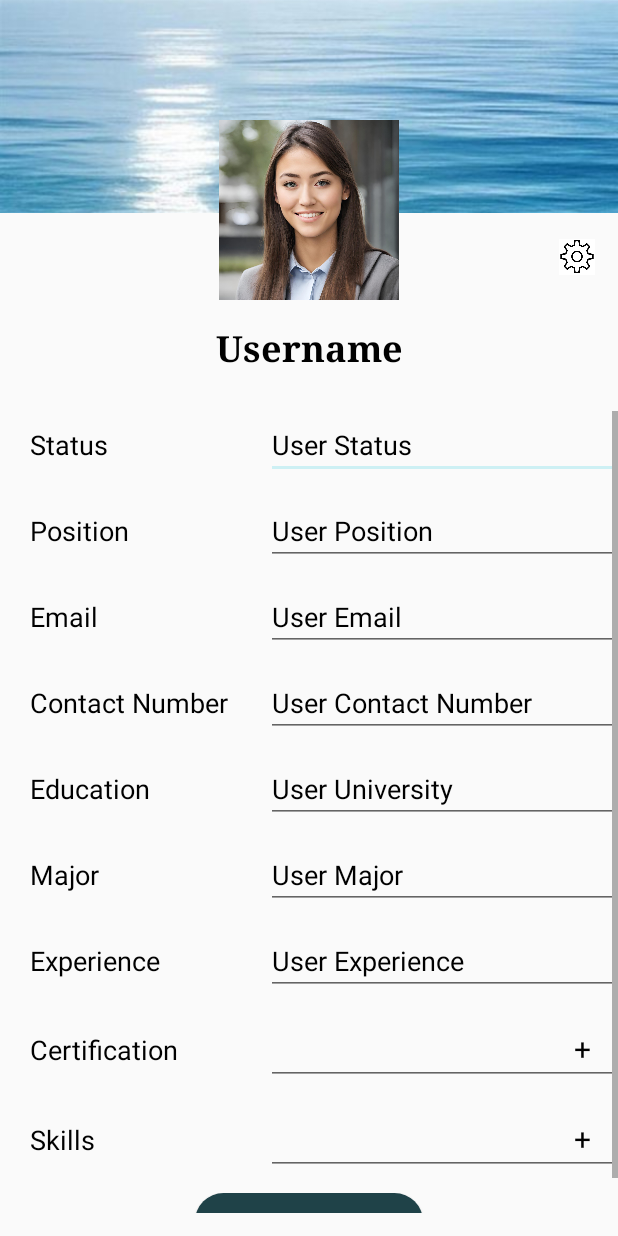
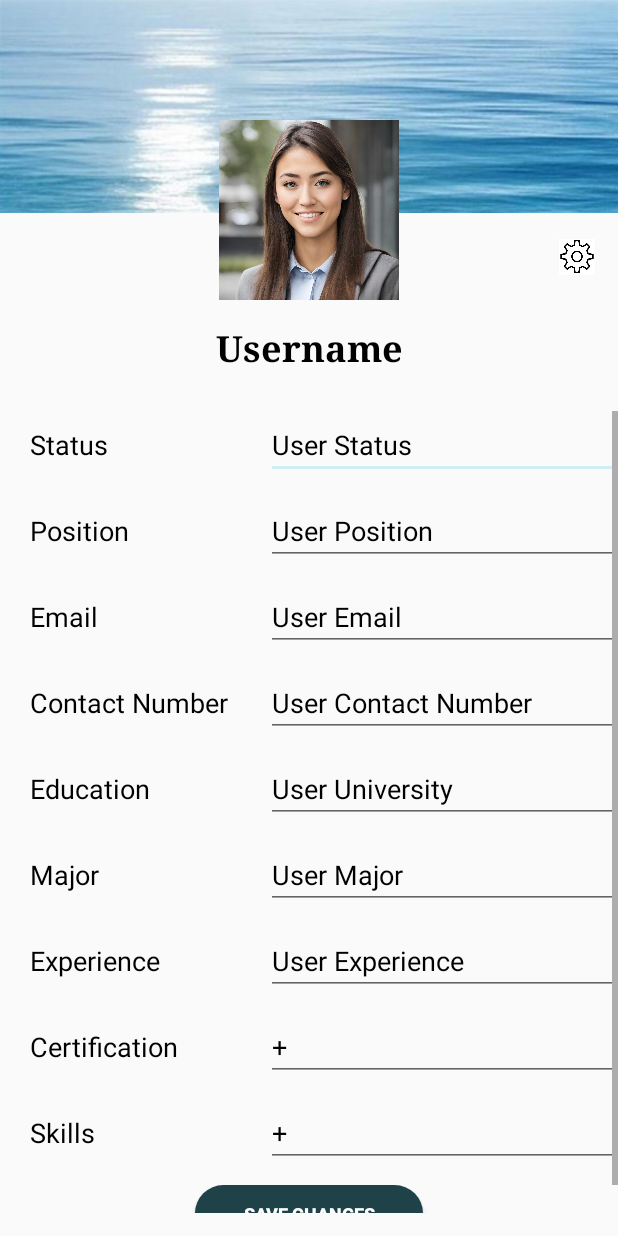
Before and after one commit to LorXinHui/GCR2.0, an Android app: the layout fragment_profile.xml on its own in the app's theme, with its tools: preview values and no code run, on a phone screen of 412 x 824 dp. Run offline under Robolectric (Android 15) with nearby library versions, the phone set to English and light mode, and no system bars.

```diff
--- a/MyApplication/app/src/main/res/layout/fragment_profile.xml
+++ b/MyApplication/app/src/main/res/layout/fragment_profile.xml
@@ -265,10 +265,9 @@
                     android:layout_height="wrap_content"
                     android:layout_marginStart="25dp"
                     android:layout_weight="1"
-                    android:text="+   "
-                    android:textAlignment="viewEnd"
+                    android:text="+"
                     android:textColor="@android:color/black"
-                    android:textSize="20sp" />
+                    android:textSize="18sp" />
             </TableRow>
 
             <TableRow
@@ -291,10 +290,9 @@
                     android:layout_height="wrap_content"
                     android:layout_marginStart="25dp"
                     android:layout_weight="1"
-                    android:text="+   "
-                    android:textAlignment="viewEnd"
+                    android:text="+"
                     android:textColor="@android:color/black"
-                    android:textSize="20sp" />
+                    android:textSize="18sp" />
             </TableRow>
 
             <TableRow
```
Also changed, not shown: MyApplication/app/src/main/java/com/example/myapplication/database/DatabaseHelper.java (+30 -0 lines), MyApplication/app/src/main/java/com/example/myapplication/fragment/FragmentProfile.java (+16 -2 lines).
